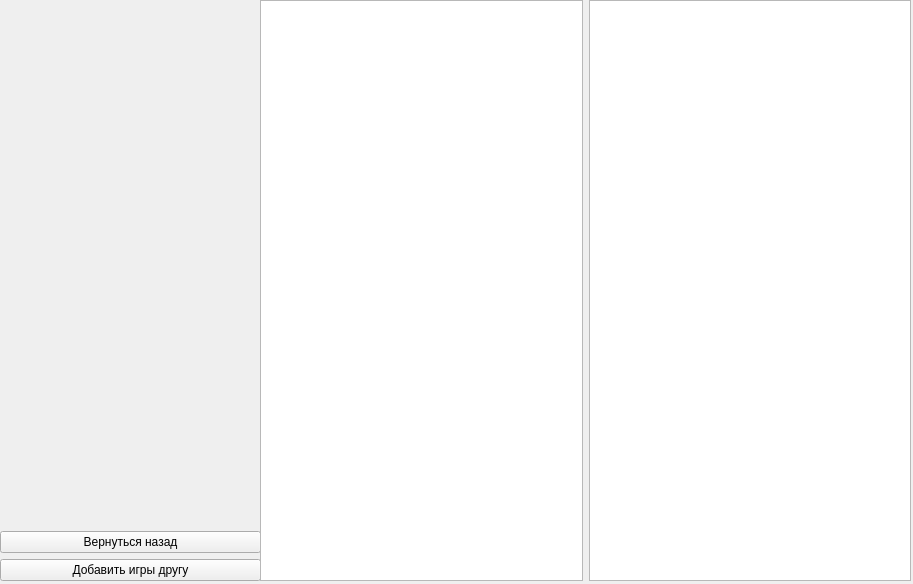
Above: addGameWindow.ui from MaxMaz111/yandexProject before the change. Below: the same form after it.
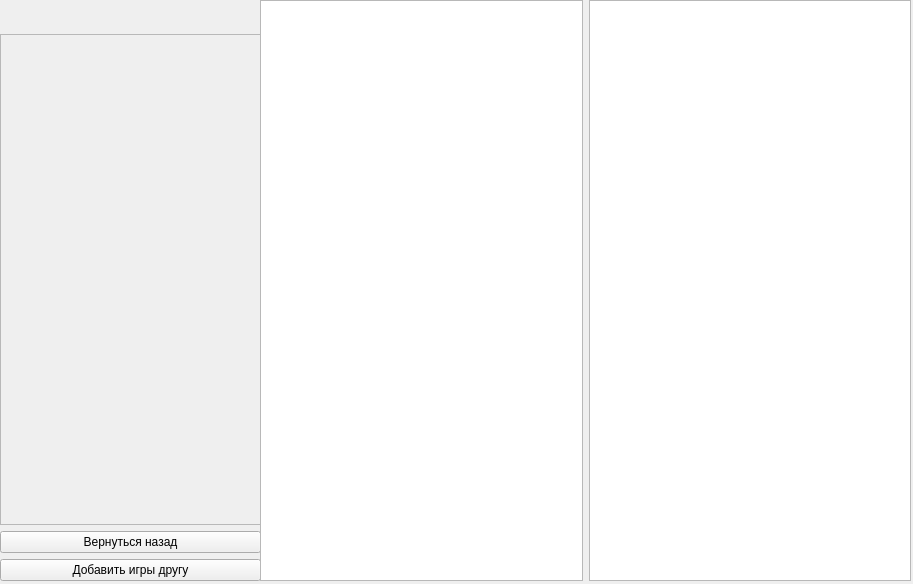
That is the form after the change.

Commit message: fixed slight mistakes

The edit to the form file:
```diff
--- a/addGameWindow.ui
+++ b/addGameWindow.ui
@@ -37,15 +37,15 @@
       </widget>
      </item>
      <item>
-      <widget class="QLabel" name="friendDescText">
+      <widget class="QTextEdit" name="friendDescText">
+       <property name="enabled">
+        <bool>false</bool>
+       </property>
        <property name="font">
         <font>
-         <pointsize>12</pointsize>
+         <pointsize>17</pointsize>
         </font>
        </property>
-       <property name="text">
-        <string/>
-       </property>
       </widget>
      </item>
      <item>
```
The commit also changes 2 other files.
